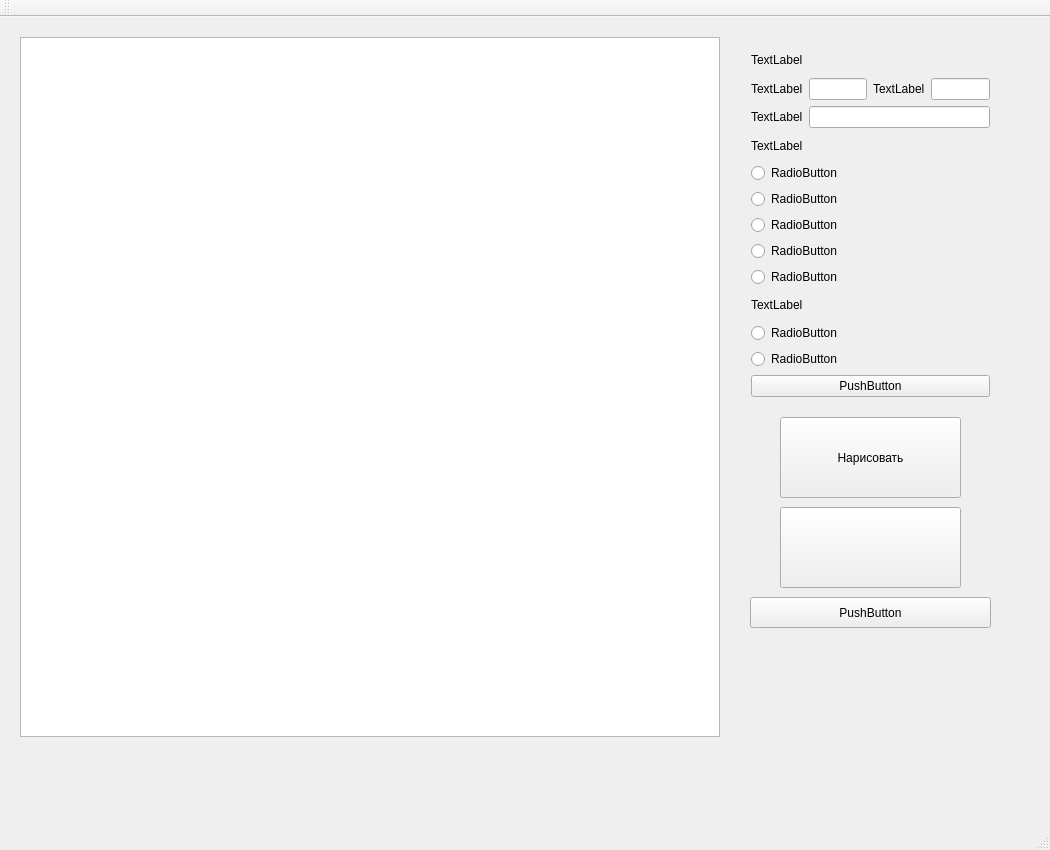
ansushina/sem4, file grafics/graf4/mainwindow.ui: the form before one commit.
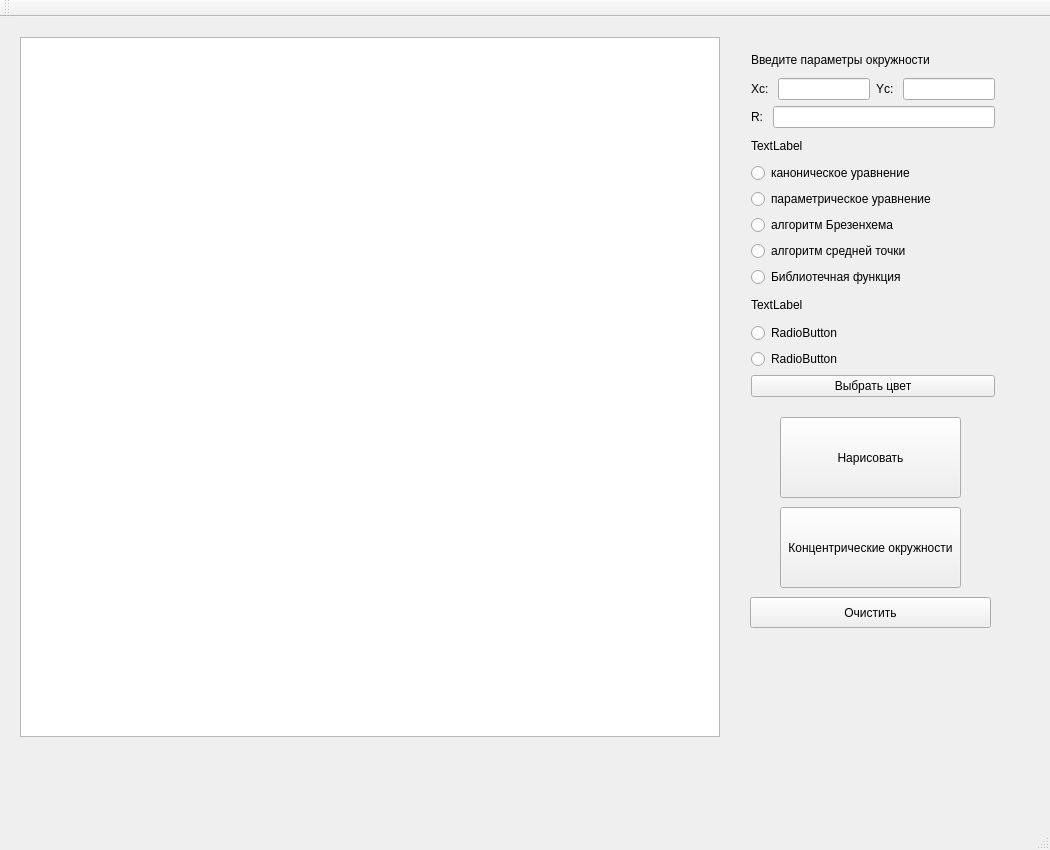
The form after the commit.

Diff of the .ui file:
```diff
--- a/grafics/graf4/mainwindow.ui
+++ b/grafics/graf4/mainwindow.ui
@@ -29,7 +29,7 @@
      <rect>
       <x>740</x>
       <y>20</y>
-      <width>261</width>
+      <width>266</width>
       <height>371</height>
      </rect>
     </property>
@@ -37,7 +37,7 @@
      <item>
       <widget class="QLabel" name="label">
        <property name="text">
-        <string>TextLabel</string>
+        <string>Введите параметры окружности </string>
        </property>
       </widget>
      </item>
@@ -46,7 +46,7 @@
        <item>
         <widget class="QLabel" name="label_3">
          <property name="text">
-          <string>TextLabel</string>
+          <string>Xc: </string>
          </property>
         </widget>
        </item>
@@ -56,7 +56,7 @@
        <item>
         <widget class="QLabel" name="label_2">
          <property name="text">
-          <string>TextLabel</string>
+          <string>Yc: </string>
          </property>
         </widget>
        </item>
@@ -70,7 +70,7 @@
        <item>
         <widget class="QLabel" name="label_4">
          <property name="text">
-          <string>TextLabel</string>
+          <string>R: </string>
          </property>
         </widget>
        </item>
@@ -89,35 +89,35 @@
      <item>
       <widget class="QRadioButton" name="radioButton">
        <property name="text">
-        <string>RadioButton</string>
+        <string>каноническое уравнение</string>
        </property>
       </widget>
      </item>
      <item>
       <widget class="QRadioButton" name="radioButton_2">
        <property name="text">
-        <string>RadioButton</string>
+        <string>параметрическое уравнение</string>
        </property>
       </widget>
      </item>
      <item>
       <widget class="QRadioButton" name="radioButton_3">
        <property name="text">
-        <string>RadioButton</string>
+        <string>алгоритм Брезенхема</string>
        </property>
       </widget>
      </item>
      <item>
       <widget class="QRadioButton" name="radioButton_4">
        <property name="text">
-        <string>RadioButton</string>
+        <string>алгоритм средней точки</string>
        </property>
       </widget>
      </item>
      <item>
       <widget class="QRadioButton" name="radioButton_7">
        <property name="text">
-        <string>RadioButton</string>
+        <string>Библиотечная функция </string>
        </property>
       </widget>
      </item>
@@ -145,7 +145,7 @@
      <item>
       <widget class="QPushButton" name="pushButton">
        <property name="text">
-        <string>PushButton</string>
+        <string>Выбрать цвет</string>
        </property>
       </widget>
      </item>
@@ -174,7 +174,7 @@
      </rect>
     </property>
     <property name="text">
-     <string>PushButton</string>
+     <string>Очистить</string>
     </property>
    </widget>
    <widget class="QPushButton" name="pushButton_4">
@@ -187,7 +187,7 @@
      </rect>
     </property>
     <property name="text">
-     <string/>
+     <string>Концентрические окружности</string>
     </property>
    </widget>
   </widget>
```
Left out of the diff: 2 changed lines with no effect on the pictures.
